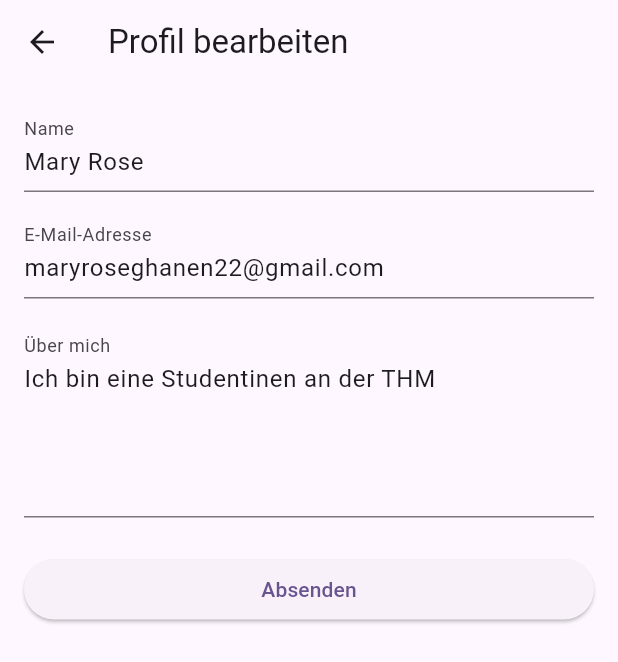
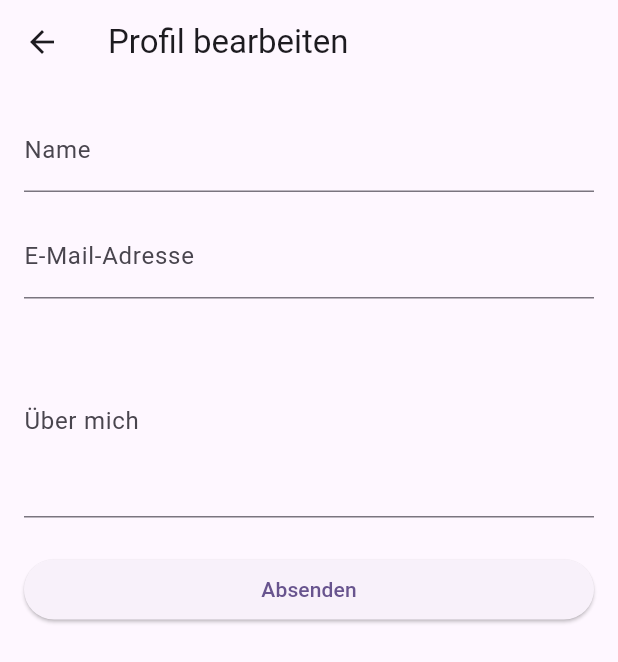
Before and after one commit to maryrosegh/portfolio_5596575, a Flutter app: the ProfileFormPage screen opened directly, on a phone screen of 412 x 824 dp. Shown: the top 662 px of the screen. Run offline on Flutter 3.47's test engine with Material 3 defaults, Android fonts, the light colour scheme and no system bars.

Commit message:
remove default text

```diff
--- a/lib/pages/profile_form_page.dart
+++ b/lib/pages/profile_form_page.dart
@@ -10,9 +10,9 @@ class ProfileFormPage extends StatefulWidget {
 class _ProfileFormPageState extends State<ProfileFormPage> {
   final _formKey = GlobalKey<FormState>();
 
-  final TextEditingController _nameController = TextEditingController(text: "Mary Rose");
-  final TextEditingController _emailController = TextEditingController(text: "maryroseghanen22@gmail.com");
-  final TextEditingController _aboutController = TextEditingController(text: "Ich bin eine Studentinen an der THM");
+  final TextEditingController _nameController = TextEditingController(text: "");
+  final TextEditingController _emailController = TextEditingController(text: "");
+  final TextEditingController _aboutController = TextEditingController(text: "");
 
   void _submitForm() {
     if (_formKey.currentState!.validate()) {
```
Also changed, not shown: pubspec.lock.
